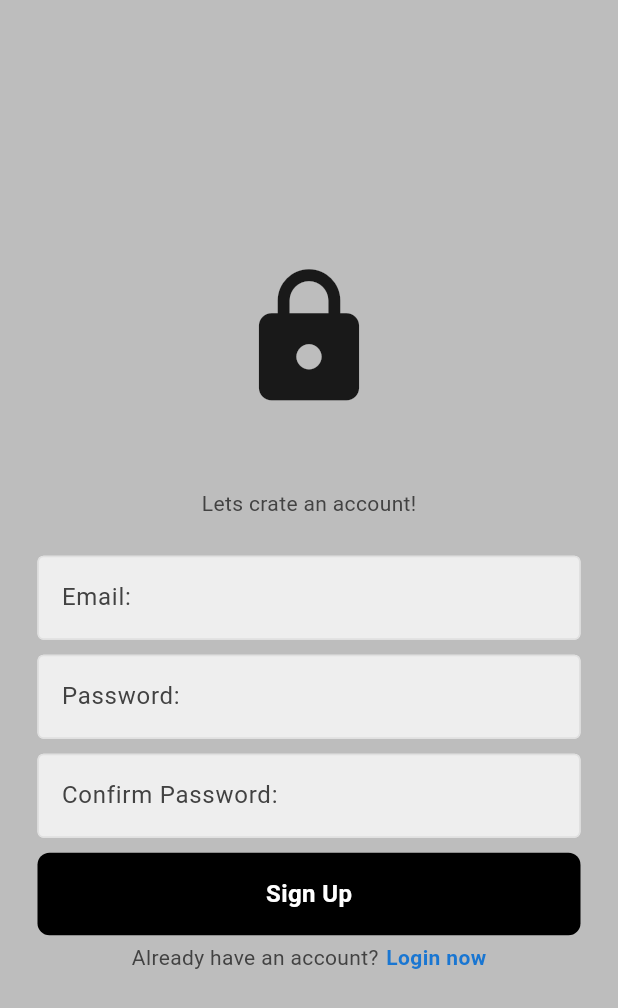
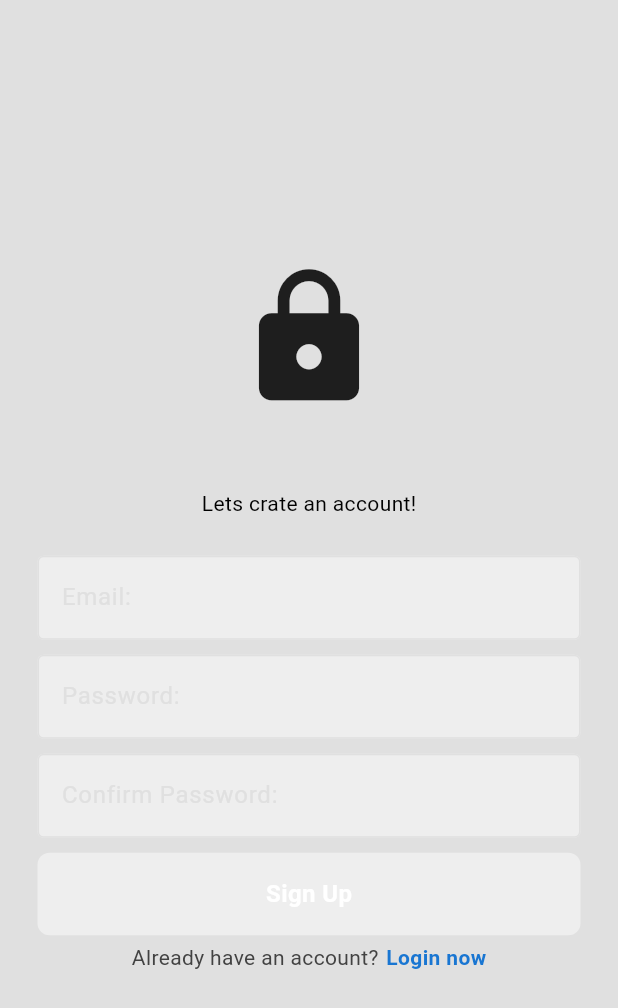
Before and after one commit to JJJEEEz/the_spot_proyectofinal, a Flutter app: the screen it shows after launch, after a tap on "Register now", on a phone screen of 412 x 824 dp. Shown: the top 1008 px of the screen. Run offline on Flutter 3.47's test engine with Material 3 defaults, Android fonts, the phone set to English and light mode, and no system bars; our stand-ins replace cloud_firestore, firebase_auth, firebase_core; accounts and stored records are empty; network calls fail.

Commit message:
TheSpot 1.0

```diff
--- a/lib/Pages/login_page.dart
+++ b/lib/Pages/login_page.dart
@@ -51,7 +51,7 @@ class _LoginPageState extends State<LoginPage> {
   @override
   Widget build(BuildContext context) {
     return Scaffold(
-      backgroundColor: Colors.grey[400],
+      backgroundColor: Theme.of(context).colorScheme.surface,
       body: SafeArea(
         child: Center(
           child: Padding(
@@ -69,7 +69,7 @@ class _LoginPageState extends State<LoginPage> {
               // Mensaje de Bienvenida
               Text(
                 "Welcome back, you´ve been missed :c",
-                style: TextStyle(color: Colors.grey[800]),
+                style: TextStyle(color: Colors.white),
               ),
               const SizedBox(height: 25),
 
--- a/lib/Pages/profile_page.dart
+++ b/lib/Pages/profile_page.dart
@@ -51,7 +51,7 @@ class _ProfilePageState extends State<ProfilePage> {
           //boton de guardar
           TextButton(
             child: Text(
-              'Cancel',
+              'Save',
               style: TextStyle(color: Colors.white),
             ),
             onPressed: () => Navigator.of(context).pop(newValue),
--- a/lib/Pages/register_page.dart
+++ b/lib/Pages/register_page.dart
@@ -78,7 +78,7 @@ class _RegisterPageState extends State<RegisterPage> {
   @override
   Widget build(BuildContext context) {
     return Scaffold(
-      backgroundColor: Colors.grey[400],
+      backgroundColor: Theme.of(context).colorScheme.surface,
       body: SafeArea(
         child: Center(
           child: Padding(
@@ -93,10 +93,7 @@ class _RegisterPageState extends State<RegisterPage> {
 
               const SizedBox(height: 50),
               // Mensaje de Bienvenida
-              Text(
-                "Lets crate an account!",
-                style: TextStyle(color: Colors.grey[800]),
-              ),
+              Text("Lets crate an account!"),
               const SizedBox(height: 25),
               // Textfield de Correo
               MyTextField(
--- a/lib/components/button.dart
+++ b/lib/components/button.dart
@@ -16,7 +16,7 @@ class MyButton extends StatelessWidget {
       child: Container(
         padding: const EdgeInsets.all(16),
         decoration: BoxDecoration(
-          color: Colors.black,
+          color: Theme.of(context).colorScheme.primary,
           borderRadius: BorderRadius.circular(8),
         ),
         child: Center(
--- a/lib/components/text_field.dart
+++ b/lib/components/text_field.dart
@@ -28,7 +28,7 @@ class MyTextField extends StatelessWidget {
         fillColor: Theme.of(context).colorScheme.primary,
         filled: true,
         hintText: hintText,
-        hintStyle: TextStyle(color: Colors.grey[800]),
+        hintStyle: TextStyle(color: Theme.of(context).colorScheme.secondary),
       ),
     );
   }
--- a/lib/theme/dark_theme.dart
+++ b/lib/theme/dark_theme.dart
@@ -9,4 +9,7 @@ ThemeData darkTheme = ThemeData(
     surface: Colors.black,
     primary: Colors.grey[900]!,
     secondary: Colors.grey[800]!,
-    ));
+  ),
+  textButtonTheme: TextButtonThemeData(
+      style: TextButton.styleFrom(foregroundColor: Colors.white)),
+);
--- a/lib/theme/light_theme.dart
+++ b/lib/theme/light_theme.dart
@@ -9,4 +9,7 @@ ThemeData lightTheme = ThemeData(
     surface: Colors.grey[300]!,
     primary: Colors.grey[200]!,
     secondary: Colors.grey[300]!,
-    ));
+  ),
+  textButtonTheme: TextButtonThemeData(
+      style: TextButton.styleFrom(foregroundColor: Colors.black)),
+);
```
Also changed, not shown: lib/components/wall_post.dart (+28 -8 lines). Lines whose indentation alone changed are shown as unchanged.
